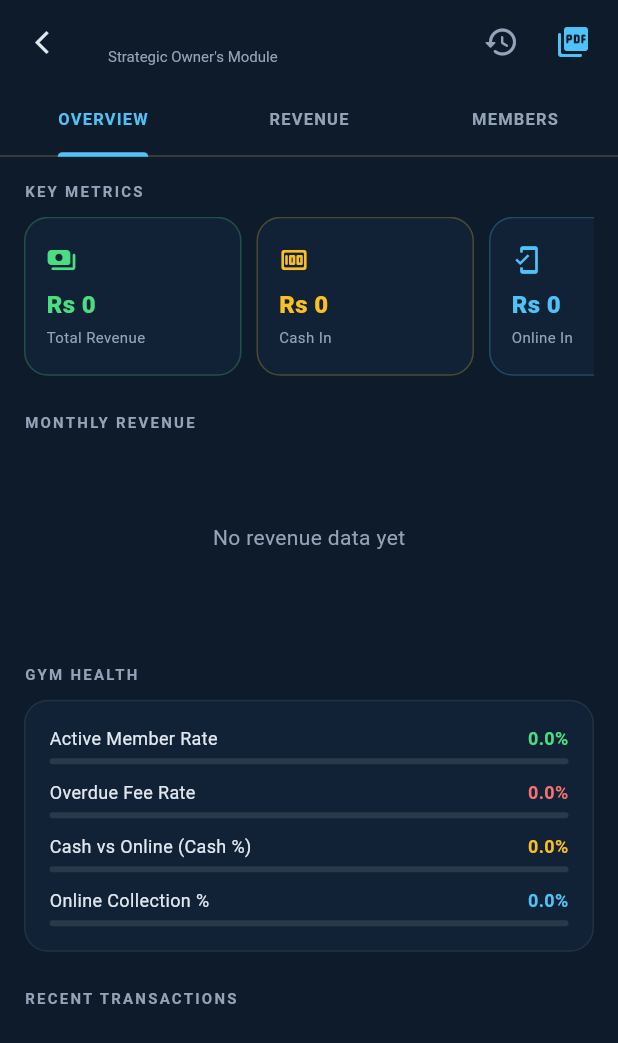
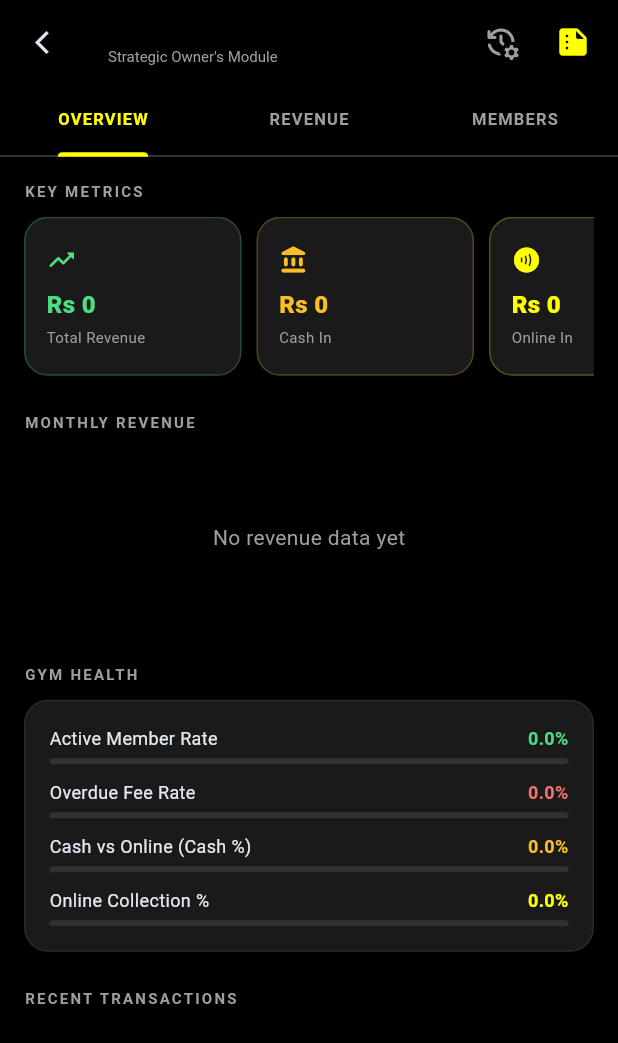
Before and after one commit to Abdullahshaz70/GYM_SAAS, a Flutter app: the OwnerAnalyticsScreen screen opened directly with empty values, on a phone screen of 412 x 824 dp. Shown: the top 1043 px of the screen. Run offline on Flutter 3.47's test engine with Material 3 defaults, Android fonts, the phone set to English and light mode, and no system bars; our stand-ins replace cloud_firestore, firebase_auth, firebase_core, firebase_messaging, firebase_storage, image_picker and 5 more; missing offline and left inert: mobile_scanner; accounts and stored records are empty.

Commit message:
UI better

```diff
--- a/lib/features/owner/analytics/owner_analytics_screen.dart
+++ b/lib/features/owner/analytics/owner_analytics_screen.dart
@@ -583,7 +583,7 @@
 //           child: Column(
 //             mainAxisSize: MainAxisSize.min,
 //             children: [
-//               const Icon(Icons.error_outline_rounded, color: _rose, size: 48),
+//               const Icon(Icons.error_rounded, color: _rose, size: 48),
 //               const SizedBox(height: 16),
 //               Text('Failed to load analytics',
 //                   style: const TextStyle(
@@ -1211,7 +1211,7 @@
 //               borderRadius: BorderRadius.circular(8),
 //             ),
 //             child: Icon(
-//               isOnline ? Icons.mobile_friendly : Icons.money_rounded,
+//               isOnline ? Icons.contactless_rounded : Icons.account_balance_rounded,
 //               color: methodColor,
 //               size: 18,
 //             ),
@@ -1568,7 +1568,7 @@
 // //       ? const Center(child: Column(mainAxisSize: MainAxisSize.min, children: [CircularProgressIndicator(color: _accent, strokeWidth: 2), SizedBox(height: 14), Text('Loading…', style: TextStyle(color: _textSec))]))
 // //       : _error != null
 // //         ? Center(child: Padding(padding: const EdgeInsets.all(32), child: Column(mainAxisSize: MainAxisSize.min, children: [
-// //             const Icon(Icons.error_outline_rounded, color: _rose, size: 48), const SizedBox(height: 14),
+// //             const Icon(Icons.error_rounded, color: _rose, size: 48), const SizedBox(height: 14),
 // //             const Text('Failed to load', style: TextStyle(color: _textPri, fontSize: 16, fontWeight: FontWeight.bold)), const SizedBox(height: 8),
 // //             Text(_error!, style: const TextStyle(color: _textSec, fontSize: 12), textAlign: TextAlign.center), const SizedBox(height: 20),
 // //             TextButton(onPressed: _load, child: const Text('RETRY', style: TextStyle(color: _accent))),
@@ -1900,15 +1900,15 @@ import 'package:url_launcher/url_launcher.dart';
 import 'report_history_screen.dart';
 
 // ─── Palette ─────────────────────────────────────────────────────────────────
-const _navy     = Color(0xFF0D1B2A);
-const _navyCard = Color(0xFF112236);
-const _slate    = Color(0xFF1E3A5F);
-const _accent   = Color(0xFF4FC3F7); // ice-blue
+const _navy     = Color(0xFF000000);
+const _navyCard = Color(0xFF1A1A1A);
+const _slate    = Color(0xFF2A2A2A);
+const _accent   = Color(0xFFFFFF00);
 const _green    = Color(0xFF4ADE80);
 const _amber    = Color(0xFFFBBF24);
 const _rose     = Color(0xFFF87171);
 const _textPri  = Color(0xFFE2E8F0);
-const _textSec  = Color(0xFF94A3B8);
+const _textSec  = Color(0xFF9E9E9E);
 
 // ─── Model ───────────────────────────────────────────────────────────────────
 class _AnalyticsData {
@@ -2462,7 +2462,7 @@ class _OwnerAnalyticsScreenState extends State<OwnerAnalyticsScreen>
           // History
           IconButton(
             tooltip: 'Report History',
-            icon: const Icon(Icons.history_rounded, color: _textSec),
+            icon: const Icon(Icons.manage_history_rounded, color: _textSec),
             onPressed: () => Navigator.push(
                 context,
                 MaterialPageRoute(
@@ -2475,7 +2475,7 @@ class _OwnerAnalyticsScreenState extends State<OwnerAnalyticsScreen>
               : IconButton(
                   tooltip: 'Export & Upload PDF',
                   icon: const Icon(
-                      Icons.picture_as_pdf_rounded, color: _accent),
+                      Icons.summarize_rounded, color: _accent),
                   onPressed: _generatePdf,
                 ),
           const SizedBox(width: 6),
@@ -2547,7 +2547,7 @@ class _OwnerAnalyticsScreenState extends State<OwnerAnalyticsScreen>
           child: Column(
             mainAxisSize: MainAxisSize.min,
             children: [
-              const Icon(Icons.error_outline_rounded, color: _rose, size: 48),
+              const Icon(Icons.error_rounded, color: _rose, size: 48),
               const SizedBox(height: 16),
               const Text('Failed to load analytics',
                   style: TextStyle(
@@ -2616,14 +2616,14 @@ class _OverviewTab extends StatelessWidget {
               child: ListView(
                 scrollDirection: Axis.horizontal,
                 children: [
-                  _KpiCard(label: 'Total Revenue',  value: 'Rs ${_fmt(data.totalRevenue)}',  icon: Icons.payments_rounded,      color: _green),
-                  _KpiCard(label: 'Cash In',        value: 'Rs ${_fmt(data.cashRevenue)}',   icon: Icons.money_rounded,         color: _amber),
-                  _KpiCard(label: 'Online In',      value: 'Rs ${_fmt(data.onlineRevenue)}', icon: Icons.mobile_friendly,       color: _accent),
-                  _KpiCard(label: 'Total Members',  value: '${data.totalMembers}',           icon: Icons.people_alt_rounded,    color: const Color(0xFFA78BFA)),
-                  _KpiCard(label: 'Active Members', value: '${data.activeMembers}',          icon: Icons.verified_user_rounded, color: _green),
-                  _KpiCard(label: 'Overdue Fees',   value: '${data.overdueMembers}',         icon: Icons.warning_amber_rounded, color: _rose),
-                  _KpiCard(label: 'Today Visits',   value: '${data.todayAttendance}',        icon: Icons.door_front_door_rounded, color: _accent),
-                  _KpiCard(label: 'Month Visits',   value: '${data.monthAttendance}',        icon: Icons.calendar_month_rounded,color: _amber),
+                  _KpiCard(label: 'Total Revenue',  value: 'Rs ${_fmt(data.totalRevenue)}',  icon: Icons.trending_up_rounded,   color: _green),
+                  _KpiCard(label: 'Cash In',        value: 'Rs ${_fmt(data.cashRevenue)}',   icon: Icons.account_balance_rounded, color: _amber),
+                  _KpiCard(label: 'Online In',      value: 'Rs ${_fmt(data.onlineRevenue)}', icon: Icons.contactless_rounded,   color: _accent),
+                  _KpiCard(label: 'Total Members',  value: '${data.totalMembers}',           icon: Icons.groups_rounded,        color: const Color(0xFFA78BFA)),
+                  _KpiCard(label: 'Active Members', value: '${data.activeMembers}',          icon: Icons.verified_rounded,      color: _green),
+                  _KpiCard(label: 'Overdue Fees',   value: '${data.overdueMembers}',         icon: Icons.running_with_errors_rounded, color: _rose),
+                  _KpiCard(label: 'Today Visits',   value: '${data.todayAttendance}',        icon: Icons.directions_walk_rounded, color: _accent),
+                  _KpiCard(label: 'Month Visits',   value: '${data.monthAttendance}',        icon: Icons.bar_chart_rounded,     color: _amber),
                 ],
               ),
             ),
@@ -2826,11 +2826,11 @@ class _MembersTab extends StatelessWidget {
         crossAxisAlignment: CrossAxisAlignment.start,
         children: [
           Row(children: [
-            Expanded(child: _statBrick('Total',   '${data.totalMembers}',  _accent, Icons.people_alt_rounded)),
+            Expanded(child: _statBrick('Total',   '${data.totalMembers}',  _accent, Icons.groups_rounded)),
             const SizedBox(width: 10),
-            Expanded(child: _statBrick('Active',  '${data.activeMembers}', _green,  Icons.verified_user_rounded)),
+            Expanded(child: _statBrick('Active',  '${data.activeMembers}', _green,  Icons.verified_rounded)),
             const SizedBox(width: 10),
-            Expanded(child: _statBrick('Overdue', '${data.overdueMembers}',_rose,   Icons.warning_amber_rounded)),
+            Expanded(child: _statBrick('Overdue', '${data.overdueMembers}',_rose,   Icons.running_with_errors_rounded)),
           ]),
           const SizedBox(height: 16),
 
@@ -2903,9 +2903,9 @@ class _MembersTab extends StatelessWidget {
                         letterSpacing: 1.5)),
                 const SizedBox(height: 16),
                 Row(children: [
-                  Expanded(child: _attTile('Today',      '${data.todayAttendance}', Icons.today_rounded)),
+                  Expanded(child: _attTile('Today',      '${data.todayAttendance}', Icons.wb_sunny_rounded)),
                   const SizedBox(width: 12),
-                  Expanded(child: _attTile('This Month', '${data.monthAttendance}', Icons.calendar_today_rounded)),
+                  Expanded(child: _attTile('This Month', '${data.monthAttendance}', Icons.date_range_rounded)),
                 ]),
               ],
             ),
@@ -3239,7 +3239,7 @@ class _PaymentRow extends StatelessWidget {
               borderRadius: BorderRadius.circular(8),
             ),
             child: Icon(
-              isOnline ? Icons.mobile_friendly : Icons.money_rounded,
+              isOnline ? Icons.contactless_rounded : Icons.account_balance_rounded,
               color: methodColor,
               size: 18,
             ),
--- a/lib/features/owner/analytics/report_history_screen.dart
+++ b/lib/features/owner/analytics/report_history_screen.dart
@@ -211,14 +211,14 @@ import 'package:cloud_firestore/cloud_firestore.dart';
 import 'package:intl/intl.dart';
 import 'package:url_launcher/url_launcher.dart';
 
-const _navy     = Color(0xFF0D1B2A);
-const _navyCard = Color(0xFF112236);
-const _accent   = Color(0xFF4FC3F7);
+const _navy     = Color(0xFF000000);
+const _navyCard = Color(0xFF1A1A1A);
+const _accent   = Color(0xFFFFFF00);
 const _green    = Color(0xFF4ADE80);
 const _amber    = Color(0xFFFBBF24);
 const _rose     = Color(0xFFF87171);
 const _textPri  = Color(0xFFE2E8F0);
-const _textSec  = Color(0xFF94A3B8);
+const _textSec  = Color(0xFF9E9E9E);
 
 class ReportHistoryScreen extends StatelessWidget {
   final String gymId;
@@ -259,7 +259,7 @@ class ReportHistoryScreen extends StatelessWidget {
             return Center(child: Padding(
               padding: const EdgeInsets.all(24),
               child: Column(mainAxisSize: MainAxisSize.min, children: [
-                const Icon(Icons.error_outline_rounded, color: _rose, size: 40),
+                const Icon(Icons.error_rounded, color: _rose, size: 40),
                 const SizedBox(height: 12),
                 Text('${snap.error}',
                     style: const TextStyle(color: _textSec, fontSize: 12),
@@ -296,7 +296,7 @@ class _Empty extends StatelessWidget {
   @override
   Widget build(BuildContext context) => Center(
     child: Column(mainAxisSize: MainAxisSize.min, children: [
-      Icon(Icons.history_rounded, color: _textSec.withOpacity(0.25), size: 64),
+      Icon(Icons.inventory_2_rounded, color: _textSec.withOpacity(0.25), size: 64),
       const SizedBox(height: 16),
       const Text('No reports yet',
           style: TextStyle(color: _textPri, fontSize: 16, fontWeight: FontWeight.bold)),
@@ -407,7 +407,7 @@ class _CardState extends State<_Card> {
               child: _opening
                   ? const Padding(padding: EdgeInsets.all(10),
                       child: CircularProgressIndicator(strokeWidth: 2.5, color: _accent))
-                  : const Icon(Icons.picture_as_pdf_rounded, color: _accent, size: 20),
+                  : const Icon(Icons.summarize_rounded, color: _accent, size: 20),
             ),
             const SizedBox(width: 12),
 
@@ -426,7 +426,7 @@ class _CardState extends State<_Card> {
                 border: Border.all(color: hasUrl ? _green.withOpacity(0.3) : _amber.withOpacity(0.3)),
               ),
               child: Row(mainAxisSize: MainAxisSize.min, children: [
-                Icon(hasUrl ? Icons.cloud_done_rounded : Icons.cloud_off_rounded,
+                Icon(hasUrl ? Icons.cloud_done_rounded : Icons.cloud_sync_rounded,
                     color: hasUrl ? _green : _amber, size: 11),
                 const SizedBox(width: 4),
                 Text(hasUrl ? 'OPEN' : 'NO FILE',
@@ -453,7 +453,7 @@ class _CardState extends State<_Card> {
           if (hasUrl) ...[
             const SizedBox(height: 10),
             Row(mainAxisAlignment: MainAxisAlignment.center, children: [
-              Icon(Icons.touch_app_rounded, color: _textSec.withOpacity(0.4), size: 13),
+              Icon(Icons.open_in_new_rounded, color: _textSec.withOpacity(0.4), size: 13),
               const SizedBox(width: 4),
               Text('Tap to open PDF', style: TextStyle(color: _textSec.withOpacity(0.4), fontSize: 10)),
             ]),
```
